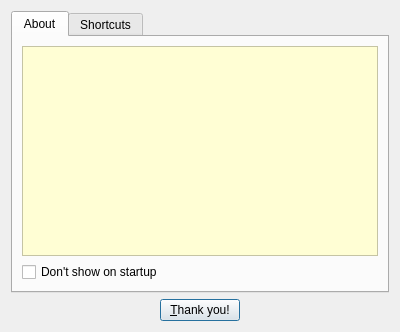
Old version of the form vlc-record/forms/caboutdialog.ui in the repository code-google-com/vlc-record.
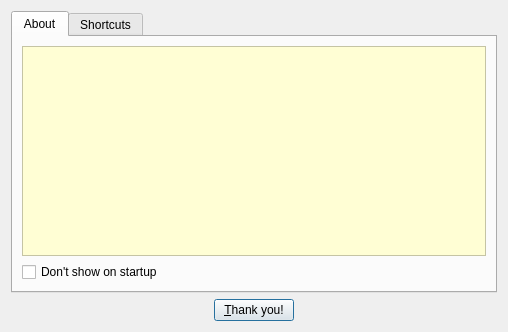
New version of the form. Icons and pictures are not drawn.

```diff
--- a/vlc-record/forms/caboutdialog.ui
+++ b/vlc-record/forms/caboutdialog.ui
@@ -6,7 +6,7 @@
    <rect>
     <x>0</x>
     <y>0</y>
-    <width>400</width>
+    <width>508</width>
     <height>332</height>
    </rect>
   </property>
@@ -47,8 +47,8 @@
           <string>&lt;!DOCTYPE HTML PUBLIC &quot;-//W3C//DTD HTML 4.0//EN&quot; &quot;http://www.w3.org/TR/REC-html40/strict.dtd&quot;&gt;
 &lt;html&gt;&lt;head&gt;&lt;meta name=&quot;qrichtext&quot; content=&quot;1&quot; /&gt;&lt;title&gt;About&lt;/title&gt;&lt;style type=&quot;text/css&quot;&gt;
 p, li { white-space: pre-wrap; }
-&lt;/style&gt;&lt;/head&gt;&lt;body style=&quot; font-family:'MS Shell Dlg 2'; font-size:8.25pt; font-weight:400; font-style:normal;&quot;&gt;
-&lt;p style=&quot;-qt-paragraph-type:empty; margin-top:0px; margin-bottom:0px; margin-left:0px; margin-right:0px; -qt-block-indent:0; text-indent:0px; font-size:8pt;&quot;&gt;&lt;/p&gt;&lt;/body&gt;&lt;/html&gt;</string>
+&lt;/style&gt;&lt;/head&gt;&lt;body style=&quot; font-family:'Sans'; font-size:10pt; font-weight:400; font-style:normal;&quot;&gt;
+&lt;p style=&quot;-qt-paragraph-type:empty; margin-top:0px; margin-bottom:0px; margin-left:0px; margin-right:0px; -qt-block-indent:0; text-indent:0px; font-family:'MS Shell Dlg 2'; font-size:8pt;&quot;&gt;&lt;/p&gt;&lt;/body&gt;&lt;/html&gt;</string>
          </property>
          <property name="openExternalLinks">
           <bool>true</bool>
```
Left out of the diff: 4 changed lines with no effect on the pictures.
